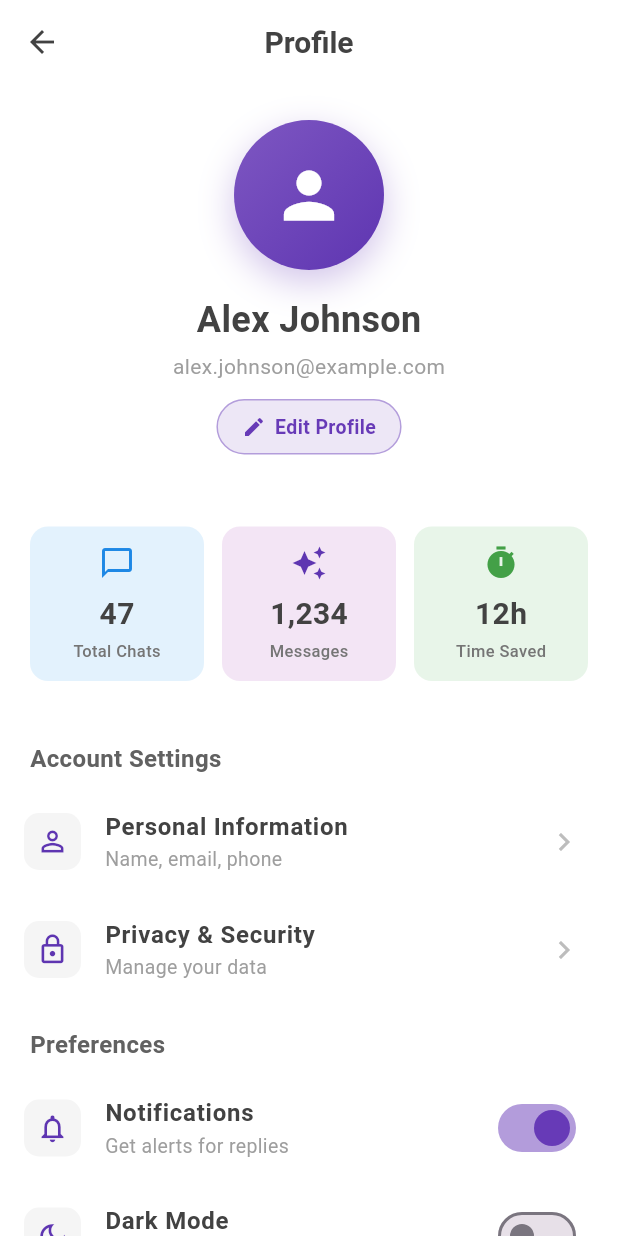
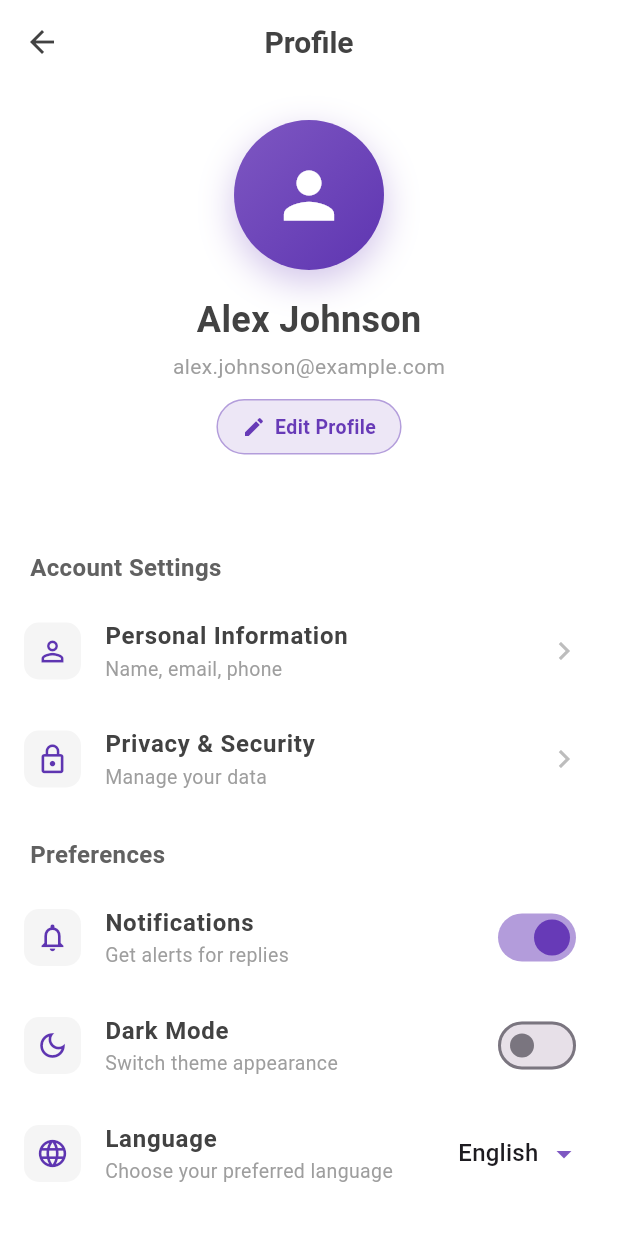
Before and after one commit to swensum/AI_Study, a Flutter app: the screen it shows after launch, in the side drawer, after a tap on the "person outline" icon, on a phone screen of 412 x 824 dp. Run offline on Flutter 3.47's test engine with Material 3 defaults, Android fonts, the phone set to English and light mode, and no system bars; our stand-ins replace flutter_dotenv, shared_preferences.

Commit message:
editing profile page

```diff
--- a/lib/screens/profilescreen.dart
+++ b/lib/screens/profilescreen.dart
@@ -41,8 +41,7 @@ class _ProfileScreenState extends State<ProfileScreen> {
             const SizedBox(height: 24),
 
             // Stats Cards
-            _buildStatsCards(),
-            const SizedBox(height: 24),
+
 
             // Account Settings Section
             _buildSectionTitle('Account Settings'),
@@ -262,83 +261,9 @@ class _ProfileScreenState extends State<ProfileScreen> {
     );
   }
 
-  Widget _buildStatsCards() {
-    return Padding(
-      padding: const EdgeInsets.symmetric(horizontal: 20),
-      child: Row(
-        children: [
-          Expanded(
-            child: _buildStatCard(
-              icon: Icons.chat_bubble_outline,
-              value: '47',
-              label: 'Total Chats',
-              color: Colors.blue.shade50,
-              iconColor: Colors.blue.shade600,
-            ),
-          ),
-          const SizedBox(width: 12),
-          Expanded(
-            child: _buildStatCard(
-              icon: Icons.auto_awesome,
-              value: '1,234',
-              label: 'Messages',
-              color: Colors.purple.shade50,
-              iconColor: Colors.deepPurple.shade600,
-            ),
-          ),
-          const SizedBox(width: 12),
-          Expanded(
-            child: _buildStatCard(
-              icon: Icons.timer,
-              value: '12h',
-              label: 'Time Saved',
-              color: Colors.green.shade50,
-              iconColor: Colors.green.shade600,
-            ),
-          ),
-        ],
-      ),
-    );
-  }
 
-  Widget _buildStatCard({
-    required IconData icon,
-    required String value,
-    required String label,
-    required Color color,
-    required Color iconColor,
-  }) {
-    return Container(
-      padding: const EdgeInsets.all(12),
-      decoration: BoxDecoration(
-        color: color,
-        borderRadius: BorderRadius.circular(12),
-      ),
-      child: Column(
-        children: [
-          Icon(icon, size: 24, color: iconColor),
-          const SizedBox(height: 8),
-          Text(
-            value,
-            style: TextStyle(
-              fontSize: 20,
-              fontWeight: FontWeight.bold,
-              color: Colors.grey.shade800,
-            ),
-          ),
-          const SizedBox(height: 2),
-          Text(
-            label,
-            style: TextStyle(
-              fontSize: 11,
-              color: Colors.grey.shade600,
-              fontWeight: FontWeight.w500,
-            ),
-          ),
-        ],
-      ),
-    );
-  }
+
+
 
   Widget _buildSectionTitle(String title) {
     return Padding(
```
